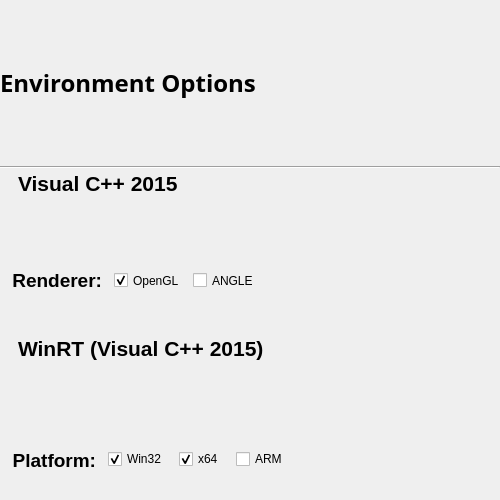
Before: the Qt Designer form ui/WizardPageEnvOptions.ui in cinder/TinderBox, drawn with Qt 5.
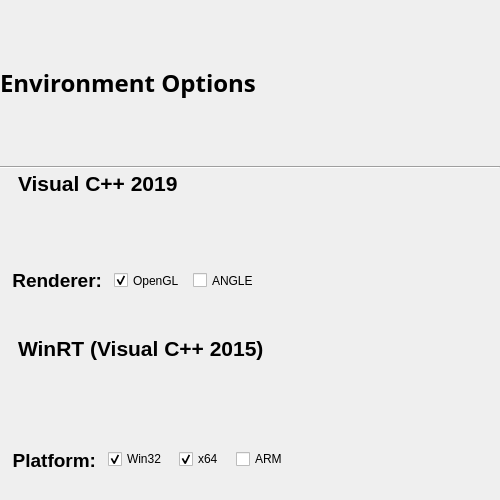
After: the same form once the commit is applied. Icons and pictures are not drawn.

Commit message: Minor vc2019 copy fix

Diff of the .ui file:
```diff
--- a/ui/WizardPageEnvOptions.ui
+++ b/ui/WizardPageEnvOptions.ui
@@ -154,7 +154,7 @@
           </font>
          </property>
          <property name="text">
-          <string>Visual C++ 2015</string>
+          <string>Visual C++ 2019</string>
          </property>
          <property name="alignment">
           <set>Qt::AlignLeading|Qt::AlignLeft|Qt::AlignTop</set>
```
